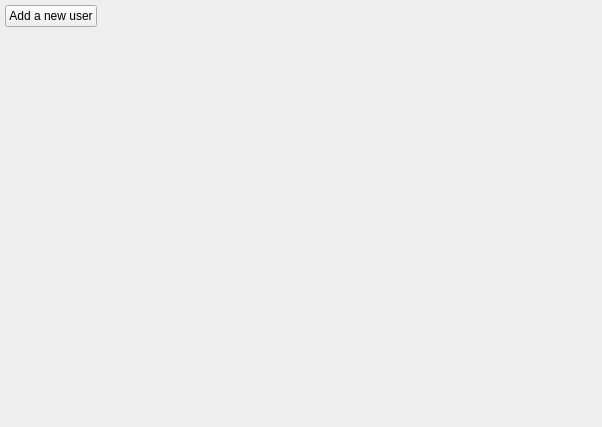
Old version of the form parsec/core/gui/forms/users_widget.ui in the repository Scille/parsec-cloud.
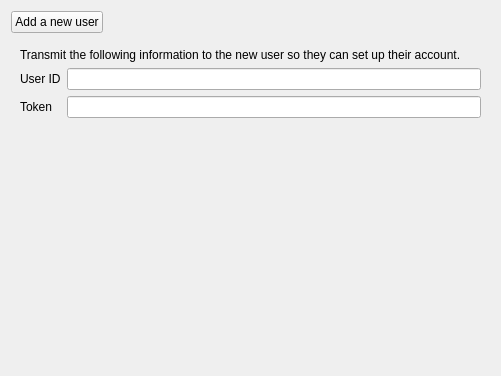
New version of the form.

```diff
--- a/parsec/core/gui/forms/users_widget.ui
+++ b/parsec/core/gui/forms/users_widget.ui
@@ -6,29 +6,14 @@
    <rect>
     <x>0</x>
     <y>0</y>
-    <width>602</width>
-    <height>427</height>
+    <width>501</width>
+    <height>376</height>
    </rect>
   </property>
   <property name="windowTitle">
    <string>Form</string>
   </property>
   <layout class="QVBoxLayout" name="verticalLayout">
-   <property name="spacing">
-    <number>5</number>
-   </property>
-   <property name="leftMargin">
-    <number>5</number>
-   </property>
-   <property name="topMargin">
-    <number>5</number>
-   </property>
-   <property name="rightMargin">
-    <number>5</number>
-   </property>
-   <property name="bottomMargin">
-    <number>5</number>
-   </property>
    <item>
     <layout class="QHBoxLayout" name="horizontalLayout_2">
      <item>
@@ -54,12 +39,6 @@
     </layout>
    </item>
    <item>
-    <widget class="QLabel" name="label_register_error">
-     <property name="text">
-      <string/>
-     </property>
-     <layout class="QVBoxLayout" name="verticalLayout_2">
-      <item>
        <widget class="QWidget" name="widget_info" native="true">
         <layout class="QVBoxLayout" name="verticalLayout_3">
          <item>
@@ -67,6 +46,9 @@
            <property name="text">
             <string>Transmit the following information to the new user so they can set up their account.</string>
            </property>
+        <property name="wordWrap">
+         <bool>true</bool>
+        </property>
           </widget>
          </item>
          <item>
@@ -100,9 +82,6 @@
             </widget>
            </item>
           </layout>
-         </item>
-        </layout>
-       </widget>
       </item>
      </layout>
     </widget>
```
Left out of the diff: 4 changed lines with no effect on the pictures. Lines whose indentation alone changed are shown as unchanged.
